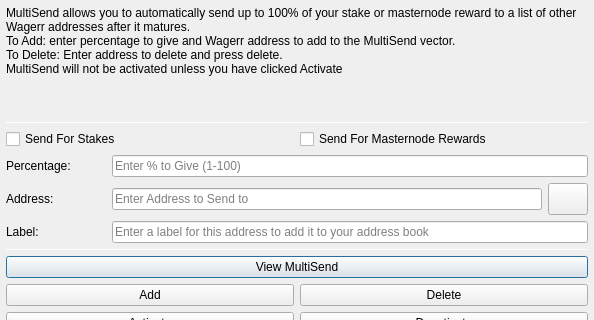
This is src/qt/forms/multisenddialog.ui in MasterNodesPro/MNPCoin as Qt 5 draws it before an edit; both pictures show x 0 to 594 and y 0 to 320 of the 594 by 526 pixel window. The edited form follows.
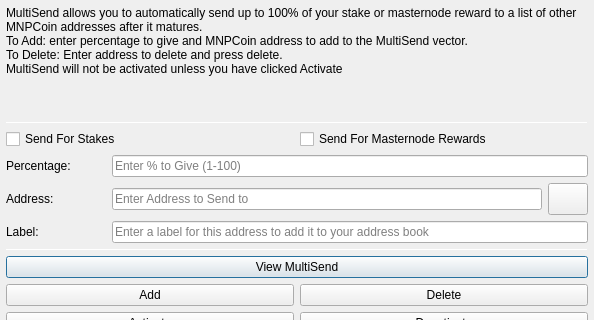
This is the edited form. Icons and pictures are not drawn.

Commit message: Remove Wagerr Name Frog Dialog

Diff of the .ui file:
```diff
--- a/src/qt/forms/multisenddialog.ui
+++ b/src/qt/forms/multisenddialog.ui
@@ -37,8 +37,8 @@
         <number>1</number>
        </property>
        <property name="text">
-        <string>MultiSend allows you to automatically send up to 100% of your stake or masternode reward to a list of other Wagerr addresses after it matures.
-To Add: enter percentage to give and Wagerr address to add to the MultiSend vector.
+        <string>MultiSend allows you to automatically send up to 100% of your stake or masternode reward to a list of other MNPCoin addresses after it matures.
+To Add: enter percentage to give and MNPCoin address to add to the MultiSend vector.
 To Delete: Enter address to delete and press delete.
 MultiSend will not be activated unless you have clicked Activate</string>
        </property>
```
